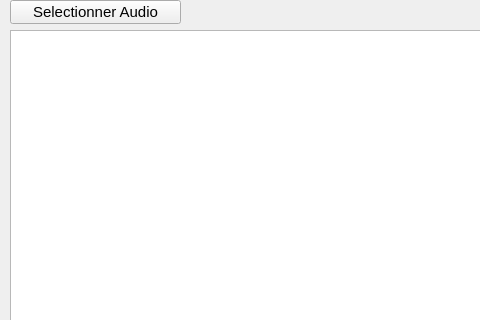
Old version of the form InterfaceEleve/interfaceaudio.ui in the repository Sam-Depardieu/Labo-de-langue; both pictures show x 0 to 480 and y 0 to 320 of the 800 by 480 pixel window.
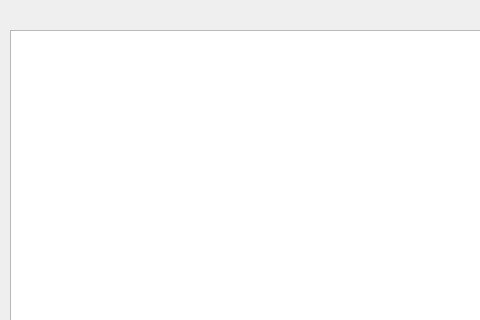
New version of the form. Icons and pictures are not drawn.

What changed in the file:
```diff
--- a/InterfaceEleve/interfaceaudio.ui
+++ b/InterfaceEleve/interfaceaudio.ui
@@ -65,24 +65,6 @@
     <string/>
    </property>
   </widget>
-  <widget class="QPushButton" name="pushButton_SelectAudio">
-   <property name="geometry">
-    <rect>
-     <x>10</x>
-     <y>0</y>
-     <width>171</width>
-     <height>24</height>
-    </rect>
-   </property>
-   <property name="font">
-    <font>
-     <pointsize>11</pointsize>
-    </font>
-   </property>
-   <property name="text">
-    <string>Selectionner Audio</string>
-   </property>
-  </widget>
   <widget class="QSlider" name="horizontalSlider">
    <property name="geometry">
     <rect>
```
Left out of the diff: 5 changed lines with no effect on the pictures.
